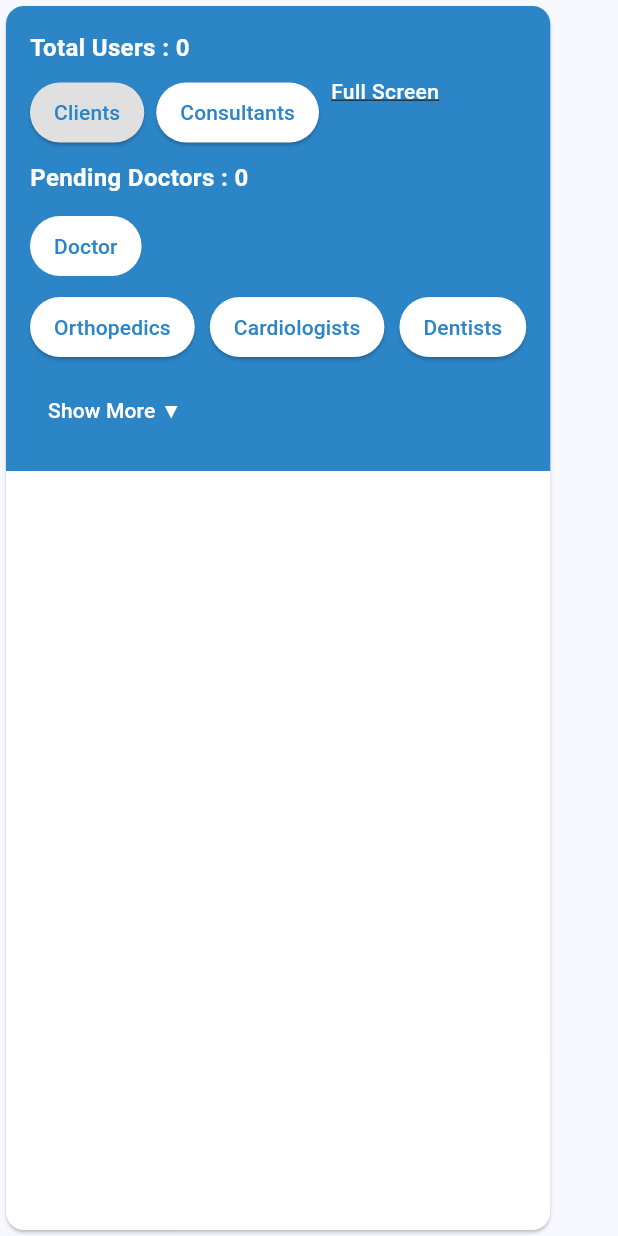
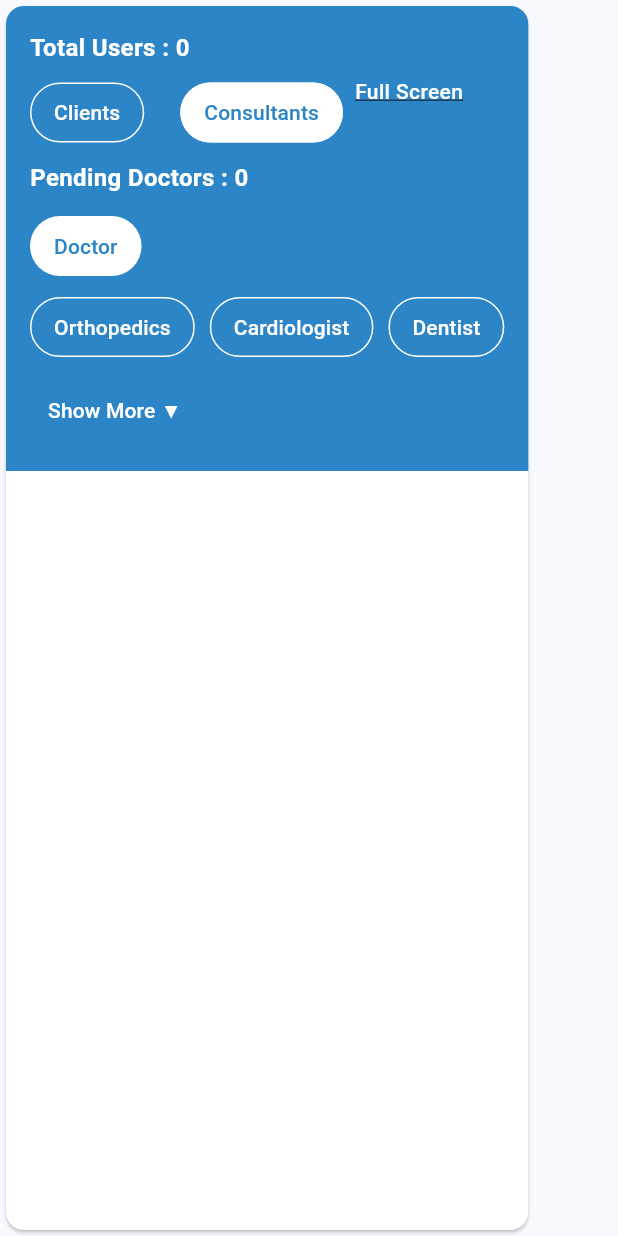
Before and after one commit to Masoom08/Dashboard, a Flutter app: the TotalUsersCard widget shown alone on an empty page, opened directly, on a phone screen of 412 x 824 dp. Run offline on Flutter 3.47's test engine with Material 3 defaults, Android fonts, the phone set to English and light mode, and no system bars; our stand-ins replace cached_network_image, cloud_firestore, firebase_auth, firebase_core, firebase_storage, fl_chart; missing offline and left inert: dart:html, image_picker_web; accounts and stored records are empty.

Commit message:
Drop down and button UI

```diff
--- a/lib/views/Dashboard/Total User/total_user.dart
+++ b/lib/views/Dashboard/Total User/total_user.dart
@@ -16,11 +16,12 @@ class TotalUsersCard extends StatefulWidget {
 }
 
 class _TotalUsersCardState extends State<TotalUsersCard> {
+  String _selectedFilter = "Consultant";
   bool _showMore = false;
   bool _isShowingDoctors  = true;
   final TextEditingController _searchController = TextEditingController();
   final List<String> allDepartments = [
-    "Cardiologists", "General Physician", "Gastroenterologist", "General Surgeon",
+    "Cardiologist", "General Physician", "Gastroenterologist", "General Surgeon",
     "Dentist", "Dermatologist", "Pediatrician", "Psychiatrist", "Orthopedics",
     "Gynecologist", "Ophthalmologist", "Dietitian", "Homeopath", "Neurologist",
     "Plastic Surgeon", "Diagnostic Centre", "Practologist", "Naturopathy",
@@ -47,7 +48,7 @@ class _TotalUsersCardState extends State<TotalUsersCard> {
 
 
     final List<String> baseCategories = [
-      "Orthopedics", "Cardiologists", "Dentists"
+      "Orthopedics", "Cardiologist", "Dentist"
     ];
     final List<String> extraCategories = [
       "Ayurveda", "Unani", "Veterinary", "General Physician"
@@ -82,7 +83,8 @@ class _TotalUsersCardState extends State<TotalUsersCard> {
                     const SizedBox(height: 8),
                     Text("Pending Doctors : ${doctorViewModel.serviceAgreedDoctors.length}", style: _whiteTextStyle), // Updated text
                     const SizedBox(height: 10),
-                    Column(
+                    _selectedFilter == "Consultant"
+                        ? Column(
                       crossAxisAlignment: CrossAxisAlignment.start,
                       children: [
                         TextButton(
@@ -166,10 +168,9 @@ class _TotalUsersCardState extends State<TotalUsersCard> {
                           ),
                         ),
                       ],
-
                     ),
                   ],
-                ),
+                ) : SizedBox.shrink(),
                   ],
                 ),
               ),
@@ -197,6 +198,28 @@ class _TotalUsersCardState extends State<TotalUsersCard> {
           ),
         );
       },
+    );
+  }
+  Widget _categoryButton(BuildContext context, String category) {
+    final bool isSelected = _selectedDepartment == category;
+
+    return TextButton(
+      onPressed: () {
+        setState(() {
+          _selectedDepartment = category;
+          Provider.of<DoctorViewModel>(context, listen: false).setCategory(category);
+        });
+      },
+      style: TextButton.styleFrom(
+        backgroundColor: isSelected ? Colors.white : AppColors.primaryBlue,
+        foregroundColor: isSelected ? AppColors.primaryBlue : Colors.white,
+        side: BorderSide(color: isSelected ? AppColors.primaryBlue:Colors.white ),
+        shape: RoundedRectangleBorder(
+          borderRadius: BorderRadius.circular(20),
+        ),
+        padding: const EdgeInsets.symmetric(horizontal: 16, vertical: 10),
+      ),
+      child: Text(category),
     );
   }
 
@@ -255,29 +278,42 @@ class _TotalUsersCardState extends State<TotalUsersCard> {
           spacing: 8,
           runSpacing: 8,
           children: [
-            ElevatedButton(
+            TextButton(
               onPressed: () {
                 setState(() {
+                  _selectedFilter = "Clients";
                   _isShowingDoctors = false;
                 });
               },
-              child: Text("Clients"),
-              style: _filterBtnStyle.copyWith(
-                backgroundColor: MaterialStateProperty.all(
-                    !_isShowingDoctors ? Colors.white : Colors.grey[300]),
+              style: TextButton.styleFrom(
+                backgroundColor: !_isShowingDoctors ? Colors.white : Colors.transparent,
+                side: BorderSide(color: Colors.white),
+                foregroundColor: !_isShowingDoctors ? AppColors.primaryBlue : Colors.white,
+                padding: const EdgeInsets.symmetric(horizontal: 16, vertical: 10),
+                shape: RoundedRectangleBorder(
+                  borderRadius: BorderRadius.circular(20),
+                ),
               ),
+              child: const Text("Clients"),
             ),
-            ElevatedButton(
+            const SizedBox(width: 8),
+            TextButton(
               onPressed: () {
                 setState(() {
+                  _selectedFilter = "Consultant";
                   _isShowingDoctors = true;
                 });
               },
-              child: Text("Consultants"),
-              style: _filterBtnStyle.copyWith(
-                backgroundColor: MaterialStateProperty.all(
-                    _isShowingDoctors ? Colors.white : Colors.grey[300]),
+              style: TextButton.styleFrom(
+                backgroundColor: _isShowingDoctors ? Colors.white : Colors.transparent,
+                side: BorderSide(color: Colors.white),
+                foregroundColor: _isShowingDoctors ? AppColors.primaryBlue : Colors.white,
+                padding: const EdgeInsets.symmetric(horizontal: 16, vertical: 10),
+                shape: RoundedRectangleBorder(
+                  borderRadius: BorderRadius.circular(20),
+                ),
               ),
+              child: const Text("Consultants"),
             ),
             GestureDetector(
               onTap: () {
@@ -310,24 +346,42 @@ class _TotalUsersCardState extends State<TotalUsersCard> {
         Text("Total Users : ${userViewModel.userCount}", style: _whiteTextStyle),
         Row(
           children: [
-            ElevatedButton(
+            TextButton(
               onPressed: () {
                 setState(() {
+                  _selectedFilter = "Clients";
                   _isShowingDoctors = false;
                 });
               },
-              child: Text("Clients"),
-              style: _filterBtnStyle,
+              style: TextButton.styleFrom(
+                backgroundColor: !_isShowingDoctors ? Colors.white : Colors.transparent,
+                side: BorderSide(color: Colors.white),
+                foregroundColor: !_isShowingDoctors ? AppColors.primaryBlue : Colors.white,
+                padding: const EdgeInsets.symmetric(horizontal: 16, vertical: 10),
+                shape: RoundedRectangleBorder(
+                  borderRadius: BorderRadius.circular(20),
+                ),
+              ),
+              child: const Text("Clients"),
             ),
             const SizedBox(width: 8),
-            ElevatedButton(
+            TextButton(
               onPressed: () {
                 setState(() {
+                  _selectedFilter = "Consultant";
                   _isShowingDoctors = true;
                 });
               },
-              child: Text("Consultants"),
-              style: _filterBtnStyle,
+              style: TextButton.styleFrom(
+                backgroundColor: _isShowingDoctors ? Colors.white : Colors.transparent,
+                side: BorderSide(color: Colors.white),
+                foregroundColor: _isShowingDoctors ? AppColors.primaryBlue : Colors.white,
+                padding: const EdgeInsets.symmetric(horizontal: 16, vertical: 10),
+                shape: RoundedRectangleBorder(
+                  borderRadius: BorderRadius.circular(20),
+                ),
+              ),
+              child: const Text("Consultants"),
             ),
             const SizedBox(width: 12),
             GestureDetector(
@@ -363,7 +417,7 @@ class _TotalUsersCardState extends State<TotalUsersCard> {
         .where((doctor) => doctor.departments.contains(category))
         .toList();
   }
-
+/*
   // Category filter button
   ElevatedButton _categoryButton(BuildContext context, String category) {
     final doctorViewModel = Provider.of<DoctorViewModel>(context, listen: false);
@@ -375,7 +429,7 @@ class _TotalUsersCardState extends State<TotalUsersCard> {
       style: _filterBtnStyle,
       child: Text(category),
     );
-  }
+  }*/
 
   // Builds individual doctor tile with image fallback
   Widget _buildDoctorTile(Doctor doctor) {
```
